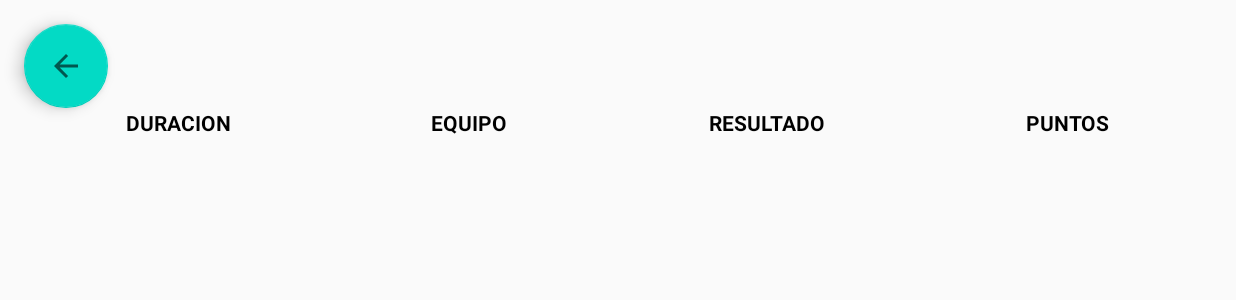
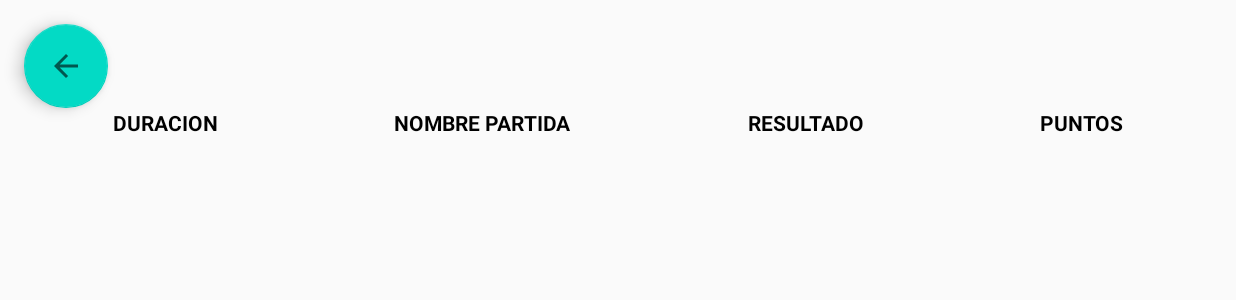
Before and after one commit to UNIZAR-30226-2021-11/Guinyote_app, an Android app: the HistoryActivity screen opened directly, with no data from a screen before it, on a phone screen of 824 x 412 dp (held sideways). Shown: the top 300 px of the screen. Run offline under Robolectric (Android 15) with nearby library versions, the phone set to English and light mode, and no system bars; our stand-ins replace sdp/ssp sizes.

```diff
--- a/app/src/main/java/manyosoft/guinyote/ui/HistoryActivity.java
+++ b/app/src/main/java/manyosoft/guinyote/ui/HistoryActivity.java
@@ -63,7 +63,7 @@ public class HistoryActivity extends AppCompatActivity {
             fila.setLayoutParams(new TableRow.LayoutParams(TableRow.LayoutParams.WRAP_CONTENT, TableRow.LayoutParams.WRAP_CONTENT, Gravity.TOP | Gravity.CENTER_HORIZONTAL));
             //DURACION
             TextView duracion = new TextView(this);
-            duracion.setText(p.getCreated()+ "\n - \n" + p.getEnd());
+            duracion.setText(p.getEnd());
             duracion.setGravity(Gravity.CENTER);
             fila.addView(duracion);
             //EQUIPOS
--- a/app/src/main/java/manyosoft/guinyote/ui/JuegoActivity.java
+++ b/app/src/main/java/manyosoft/guinyote/ui/JuegoActivity.java
@@ -140,6 +140,10 @@ public class JuegoActivity extends AppCompatActivity {
         puntosRival = findViewById(R.id.puntosRival);
         puntos_textView = findViewById(R.id.textViewPuntos);
         rival_textView = findViewById(R.id.textViewRival);
+        puntosJugador.setVisibility(View.INVISIBLE);
+        puntosRival.setVisibility(View.INVISIBLE);
+        puntos_textView.setVisibility(View.INVISIBLE);
+        rival_textView.setVisibility(View.INVISIBLE);
 
         pausar = findViewById(R.id.botonPausa);
         cantar = findViewById(R.id.botonCantar);
--- a/app/src/main/java/manyosoft/guinyote/ui/UserProfile.java
+++ b/app/src/main/java/manyosoft/guinyote/ui/UserProfile.java
@@ -296,7 +296,7 @@ public class UserProfile extends AppCompatActivity {
             fila.setLayoutParams(new TableRow.LayoutParams(TableRow.LayoutParams.WRAP_CONTENT, TableRow.LayoutParams.WRAP_CONTENT,Gravity.TOP | Gravity.CENTER_HORIZONTAL));
             //DURACION
             TextView duracion = new TextView(this);
-            duracion.setText(p.getCreated()+ "\n - \n" + p.getEnd());
+            duracion.setText(p.getEnd());
             duracion.setGravity(Gravity.CENTER);
             fila.addView(duracion);
             //EQUIPOS
--- a/app/src/main/res/layout/activity_history.xml
+++ b/app/src/main/res/layout/activity_history.xml
@@ -43,7 +43,7 @@
                     android:layout_width="wrap_content"
                     android:layout_height="wrap_content"
                     android:gravity="center_horizontal|top"
-                    android:text="@string/EQUIPO"
+                    android:text="@string/NOMBREPARTIDA"
                     android:textColor="#000000"
                     android:textStyle="bold" />
 
--- a/app/src/main/res/layout/activity_user_profile.xml
+++ b/app/src/main/res/layout/activity_user_profile.xml
@@ -16,6 +16,7 @@
         android:id="@+id/scrollView2"
         android:layout_width="match_parent"
         android:layout_height="0dp"
+        android:layout_marginBottom="8dp"
         app:layout_constraintBottom_toBottomOf="parent"
         app:layout_constraintEnd_toEndOf="parent"
         app:layout_constraintStart_toStartOf="parent"
@@ -54,7 +55,7 @@
                     android:layout_width="match_parent"
                     android:layout_height="wrap_content"
                     android:gravity="center"
-                    android:text="EQUIPOS"
+                    android:text="@string/NOMBREPARTIDA"
                     android:textColor="#000000"
                     android:textStyle="bold" />
 
--- a/app/src/main/res/values/strings.xml
+++ b/app/src/main/res/values/strings.xml
@@ -33,7 +33,7 @@
     <string name="Crear_cuenta">CREAR CUENTA</string>
 
     <!-- MENU USUARIO -->
-    <string name="EQUIPO">EQUIPO</string>
+    <string name="NOMBREPARTIDA">NOMBRE PARTIDA</string>
     <string name="RESULTADO">RESULTADO</string>
     <string name="PUNTOS">PUNTOS</string>
     <string name="DURACION">DURACION</string>
```
Also changed, not shown: app/src/main/java/manyosoft/guinyote/util/GuinyoteClienteJWT.java (+1 -7 lines).
